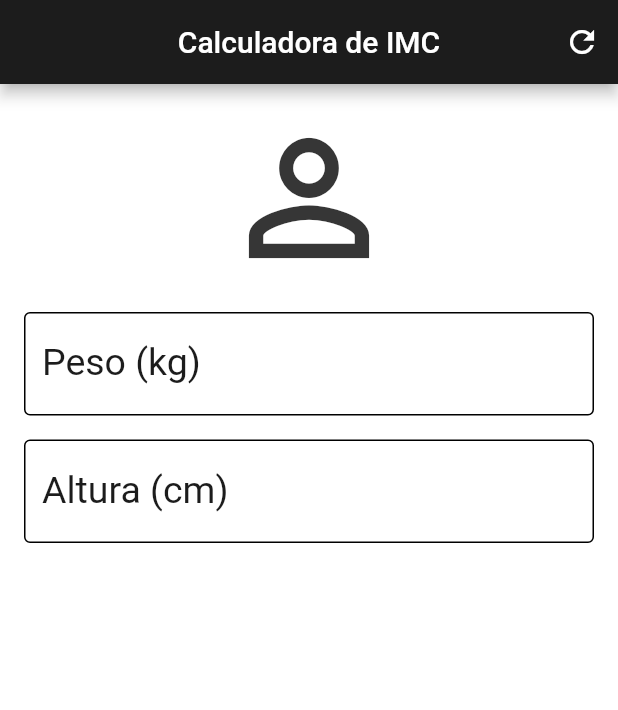
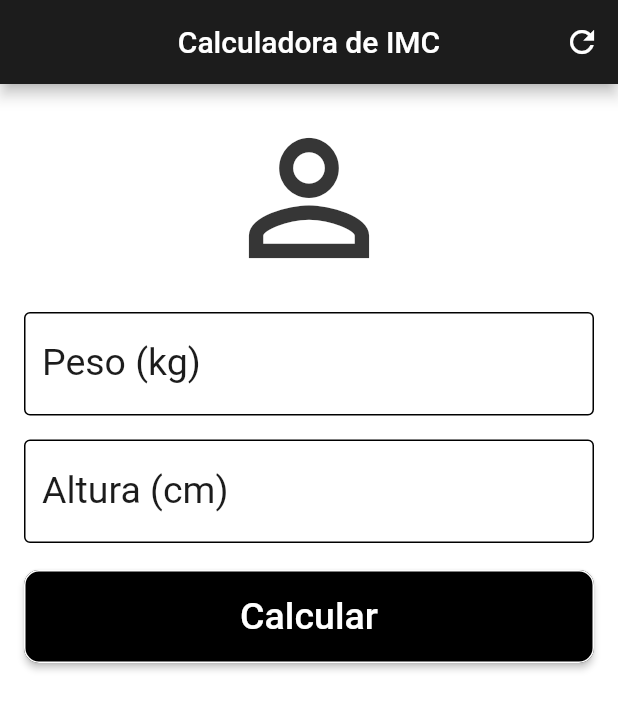
Before and after one commit to Francisco1030/app-imc-flutter, a Flutter app: the screen it shows after launch, on a phone screen of 412 x 824 dp. Shown: the top 710 px of the screen. Run offline on Flutter 3.47's test engine with Material 2 defaults, Android fonts, the phone set to English and light mode, and no system bars.

Commit message:
Criado RaisedButton;

```diff
--- a/lib/main.dart
+++ b/lib/main.dart
@@ -12,9 +12,6 @@ class Home extends StatefulWidget {
 }
 
 class _HomeState extends State<Home> {
-  final TextEditingController _controladorPeso = TextEditingController();
-  final TextEditingController _controladorAltura = TextEditingController();
-
   @override
   Widget build(BuildContext context) {
     return Scaffold(
@@ -77,6 +74,23 @@ class _HomeState extends State<Home> {
                       color: _colorFromHex("#1C1C1C"), fontSize: 25.0),
                 ),
               ),
+              Container(
+                height: 80.0,
+                child: Padding(
+                  padding: const EdgeInsets.only(top: 18.0),
+                  child: RaisedButton(
+                    onPressed: () {},
+                    child: Text(
+                      "Calcular",
+                      style: TextStyle(color: Colors.white, fontSize: 25.0),
+                    ),
+                    color: Colors.black,
+                     shape: RoundedRectangleBorder(
+                        borderRadius: new BorderRadius.circular(10.0),
+                       side: BorderSide(color: Colors.white)),
+                  ),
+                ),
+              ),
             ],
           ),
         ));
```
